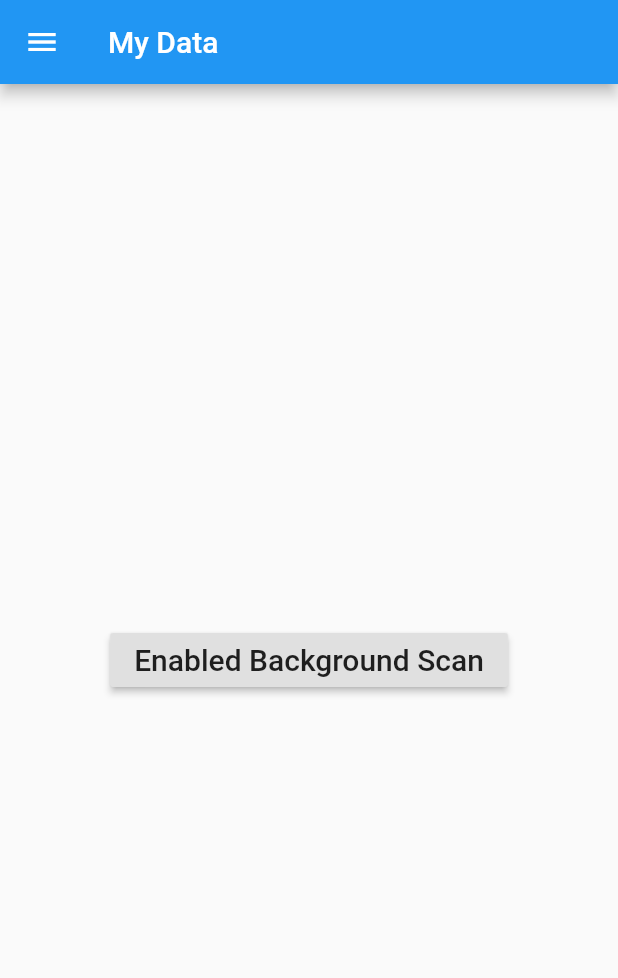
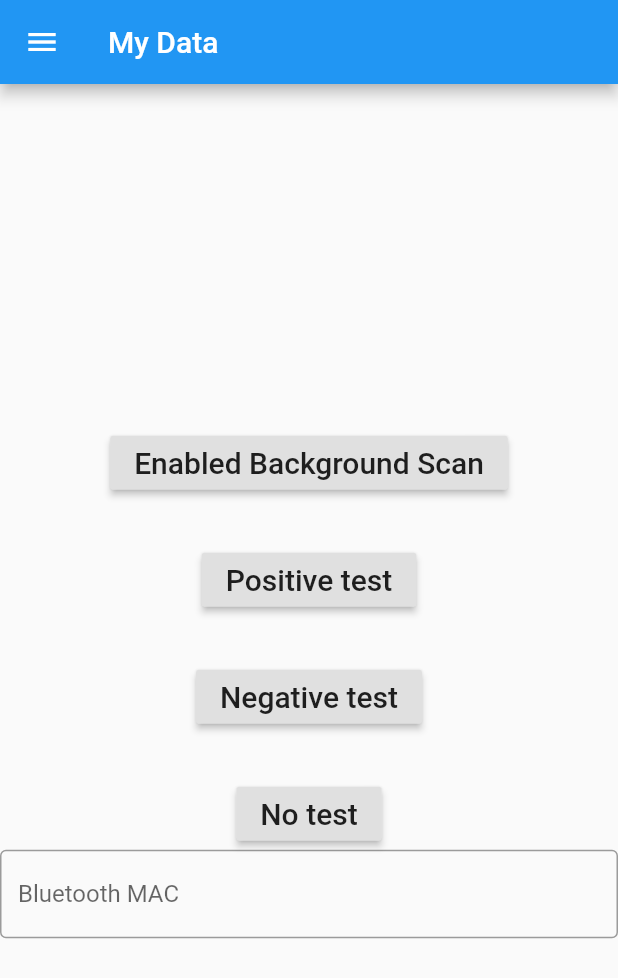
Before and after one commit to mwelsch-tgm/corona-contact-tracker, a Flutter app: the screen it shows after launch, on a phone screen of 412 x 824 dp. Shown: the top 978 px of the screen. Run offline on Flutter 3.47's test engine with Material 2 defaults, Android fonts, the phone set to English and light mode, and no system bars; our stand-ins replace flutter_blue, permission_handler, sqflite; accounts and stored records are empty.

Commit message:
Can match devices with entries

```diff
--- a/flutter_app/lib/main.dart
+++ b/flutter_app/lib/main.dart
@@ -96,6 +96,7 @@ class MyDataBody extends StatefulWidget{
 }
 
 class _MyDataState extends State<MyDataBody>{
+  TextEditingController messageController = TextEditingController();
   @override
   Widget build(BuildContext context) {
     return Center(
@@ -111,10 +112,49 @@ class _MyDataState extends State<MyDataBody>{
             ),
           ),
           const SizedBox(height: 30),
-
+          RaisedButton(
+            onPressed: positiveTest,
+            child: new Text(
+                "Positive test",
+                style: TextStyle(fontSize: 20)
+            ),
+          ),
+          const SizedBox(height: 30),
+          RaisedButton(
+            onPressed: negativeTest,
+            child: new Text(
+                "Negative test",
+                style: TextStyle(fontSize: 20)
+            ),
+          ),
+          const SizedBox(height: 30),
+          RaisedButton(
+            onPressed: noTest,
+            child: new Text(
+                "No test",
+                style: TextStyle(fontSize: 20)
+            ),
+          ),
+          TextField(
+            controller: messageController,
+            decoration: InputDecoration(
+              border: OutlineInputBorder(),
+              labelText: 'Bluetooth MAC',
+            ),
+          )
         ],
       ),
     );
+  }
+
+  void positiveTest(){
+    DeviceWithAppDatabaseProvider.db.addDeviceToDatabase(new DeviceWithApp(messageController.text, DateTime.now().toIso8601String().toString(), "positive test"));
+  }
+  void negativeTest(){
+    DeviceWithAppDatabaseProvider.db.addDeviceToDatabase(new DeviceWithApp(messageController.text, DateTime.now().toIso8601String().toString(), "negative test"));
+  }
+  void noTest(){
+    DeviceWithAppDatabaseProvider.db.addDeviceToDatabase(new DeviceWithApp(messageController.text, DateTime.now().toIso8601String().toString(), "not tested"));
   }
 
   void scanButton(){
```
Also changed, not shown: flutter_app/lib/database.dart (+8 -7 lines), flutter_app/lib/statistics.dart (+37 -4 lines).
